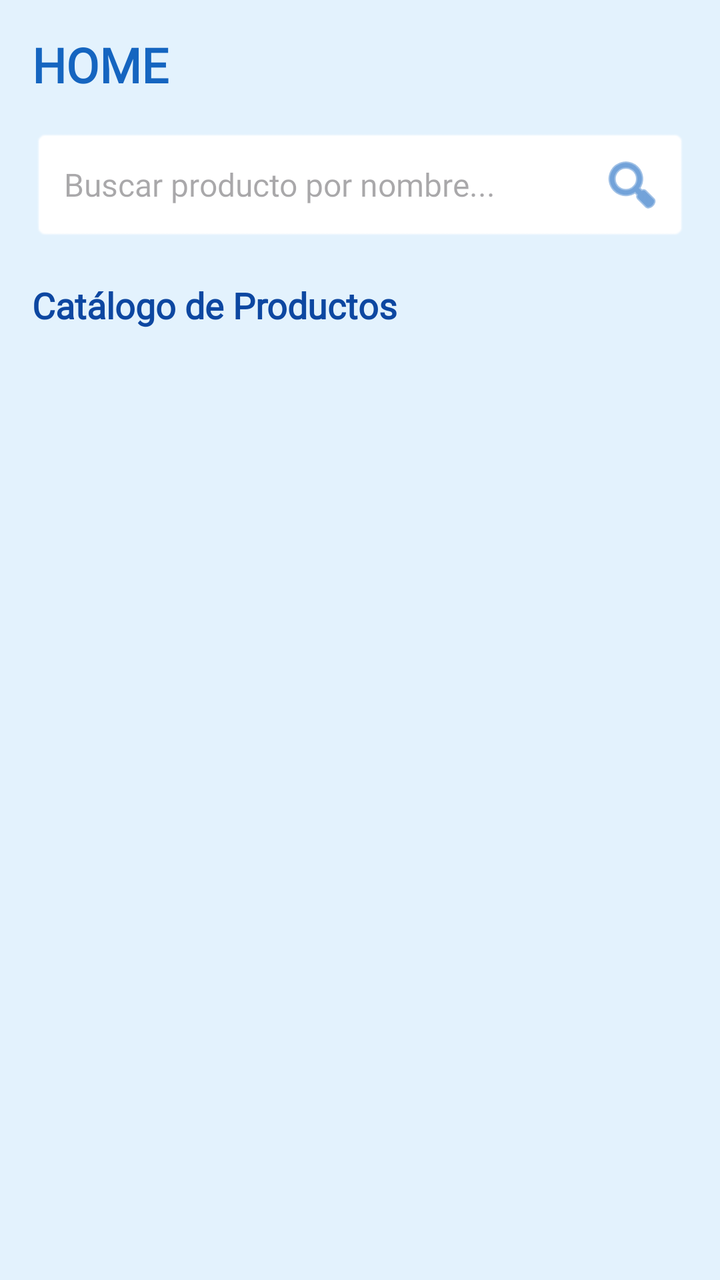
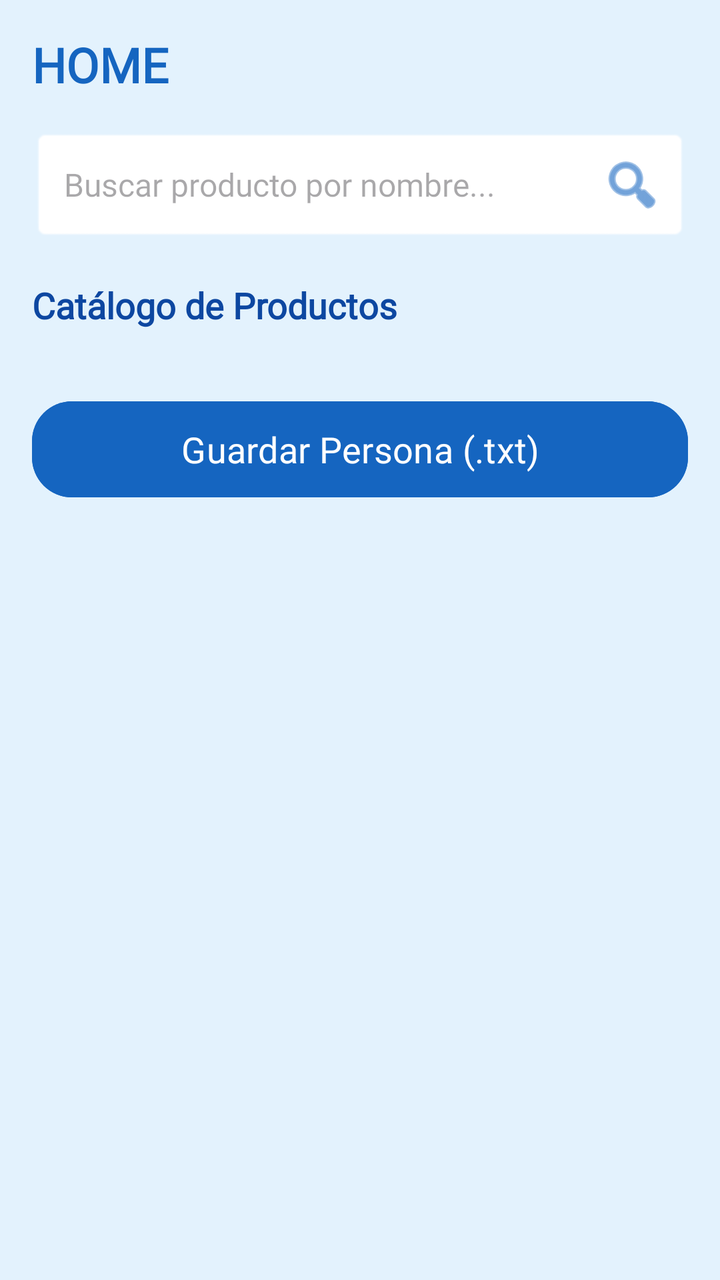

The first picture is an Android layout as it rendered before a commit; the second is the same layout after the commit. The layout source and the unified diff follow.
<!-- AndroidManifest.xml: application theme Theme.ECommerce -->
<!-- res/layout/fragment_home.xml -->
<?xml version="1.0" encoding="utf-8"?>
<androidx.constraintlayout.widget.ConstraintLayout
    xmlns:android="http://schemas.android.com/apk/res/android"
    xmlns:app="http://schemas.android.com/apk/res-auto"
    xmlns:tools="http://schemas.android.com/tools"
    android:layout_width="match_parent"
    android:layout_height="match_parent"
    android:background="#E3F2FD"
    android:padding="16dp">

    <TextView
        android:id="@+id/txtTitulo"
        android:layout_width="wrap_content"
        android:layout_height="wrap_content"
        android:fontFamily="@font/montserrat_medium"
        android:text="HOME"
        android:textColor="#1565C0"
        android:textSize="24sp"
        android:textStyle="bold"
        app:layout_constraintStart_toStartOf="parent"
        app:layout_constraintTop_toTopOf="parent" />

    <LinearLayout
        android:id="@+id/searchContainer"
        android:layout_width="0dp"
        android:layout_height="wrap_content"
        android:layout_marginTop="16dp"
        android:background="@android:drawable/editbox_background"
        android:backgroundTint="#FFFFFF"
        android:orientation="horizontal"
        android:padding="4dp"
        app:layout_constraintTop_toBottomOf="@id/txtTitulo"
        app:layout_constraintStart_toStartOf="parent"
        app:layout_constraintEnd_toEndOf="parent">

        <EditText
            android:id="@+id/etBuscar"
            android:layout_width="0dp"
            android:layout_height="48dp"
            android:layout_weight="1"
            android:background="@null"
            android:fontFamily="@font/montserrat_medium"
            android:hint="Buscar producto por nombre..."
            android:inputType="text"
            android:paddingStart="12dp"
            android:textColor="#F0E6E6"
            android:textSize="16sp" />

        <ImageButton
            android:id="@+id/btnLupa"
            android:layout_width="48dp"
            android:layout_height="48dp"
            android:src="@android:drawable/ic_menu_search"
            android:background="?attr/selectableItemBackgroundBorderless"
            app:tint="#1565C0"
            android:contentDescription="Buscar producto"/>
    </LinearLayout>

    <TextView
        android:id="@+id/txtCatalogo"
        android:layout_width="wrap_content"
        android:layout_height="wrap_content"
        android:layout_marginTop="20dp"
        android:fontFamily="@font/montserrat_medium"
        android:text="Catálogo de Productos"
        android:textColor="#0D47A1"
        android:textSize="18sp"
        android:textStyle="bold"
        app:layout_constraintStart_toStartOf="parent"
        app:layout_constraintTop_toBottomOf="@id/searchContainer" />

    <androidx.recyclerview.widget.RecyclerView
        android:id="@+id/rvProductos"
        android:layout_width="0dp"
        android:layout_height="0dp"
        android:layout_marginTop="8dp"
        app:layout_constraintTop_toBottomOf="@id/txtCatalogo"
        app:layout_constraintBottom_toBottomOf="parent"
        app:layout_constraintStart_toStartOf="parent"
        app:layout_constraintEnd_toEndOf="parent"
        tools:listitem="@layout/item_producto" />

</androidx.constraintlayout.widget.ConstraintLayout>
<!-- res/layout/item_producto.xml (included above) -->
<androidx.cardview.widget.CardView
    xmlns:android="http://schemas.android.com/apk/res/android"
    xmlns:app="http://schemas.android.com/apk/res-auto"
    android:layout_width="match_parent"
    android:layout_height="wrap_content"
    android:layout_margin="8dp"
    app:cardCornerRadius="12dp"
    app:cardElevation="4dp">

    <LinearLayout
        android:layout_width="match_parent"
        android:layout_height="wrap_content"
        android:orientation="vertical"
        android:padding="12dp">

        <LinearLayout
            android:layout_width="match_parent"
            android:layout_height="wrap_content"
            android:orientation="horizontal"
            android:gravity="center_vertical">

            <ImageView
                android:id="@+id/imgCategoria"
                android:layout_width="50dp"
                android:layout_height="50dp"
                android:padding="10dp"
                android:background="@drawable/boton_redondo_azul"
                android:backgroundTint="#F0F7FF"
                android:src="@drawable/ic_bolt"
                app:tint="#1565C0" />

            <LinearLayout
                android:layout_width="0dp"
                android:layout_height="wrap_content"
                android:layout_weight="1"
                android:orientation="vertical"
                android:layout_marginStart="16dp">

                <TextView
                    android:id="@+id/tvNombreProducto"
                    android:layout_width="wrap_content"
                    android:layout_height="wrap_content"
                    android:fontFamily="@font/montserrat_bold"
                    android:text="Nombre Producto"
                    android:textColor="#1A237E"
                    android:textSize="17sp" />

                <TextView
                    android:id="@+id/tvSKU"
                    android:layout_width="wrap_content"
                    android:layout_height="wrap_content"
                    android:text="SKU: ABC12345"
                    android:textSize="12sp"
                    android:fontFamily="@font/montserrat_medium"
                    android:textColor="#78909C" />
            </LinearLayout>

            <LinearLayout
                android:layout_width="wrap_content"
                android:layout_height="wrap_content"
                android:orientation="vertical"
                android:gravity="end">

                <TextView
                    android:id="@+id/tvPrecioProducto"
                    android:layout_width="wrap_content"
                    android:layout_height="wrap_content"
                    android:text="$ 0.00"
                    android:textSize="18sp"
                    android:fontFamily="@font/montserrat_bold"
                    android:textColor="#0D47A1" />

                <TextView
                    android:id="@+id/tvStock"
                    android:layout_width="wrap_content"
                    android:layout_height="wrap_content"
                    android:text="Stock: 15"
                    android:textSize="13sp"
                    android:fontFamily="@font/montserrat_medium"
                    android:textColor="#2E7D32" />
            </LinearLayout>
        </LinearLayout>

        <LinearLayout
            android:layout_width="match_parent"
            android:layout_height="wrap_content"
            android:orientation="horizontal"
            android:gravity="center_vertical"
            android:layout_marginTop="12dp">

            <LinearLayout
                android:layout_width="wrap_content"
                android:layout_height="wrap_content"
                android:orientation="horizontal"
                android:gravity="center_vertical"
                android:background="@drawable/bg_quantity_selector"
                android:padding="2dp">

                <androidx.appcompat.widget.AppCompatButton
                    android:id="@+id/btnMenos"
                    android:layout_width="32dp"
                    android:layout_height="32dp"
                    android:text="-"
                    android:textSize="18sp"
                    android:textColor="#1565C0"
                    android:background="?attr/selectableItemBackgroundBorderless" />

                <EditText
                    android:id="@+id/etCantidadItem"
                    android:layout_width="40dp"
                    android:layout_height="wrap_content"
                    android:background="@android:color/transparent"
                    android:gravity="center"
                    android:inputType="number"
                    android:text="1"
                    android:textSize="15sp"
                    android:fontFamily="@font/montserrat_bold"
                    android:textColor="#1A237E" />

                <androidx.appcompat.widget.AppCompatButton
                    android:id="@+id/btnMas"
                    android:layout_width="32dp"
                    android:layout_height="32dp"
                    android:text="+"
                    android:textSize="18sp"
                    android:textColor="#1565C0"
                    android:background="?attr/selectableItemBackgroundBorderless" />
            </LinearLayout>

            <View
                android:layout_width="0dp"
                android:layout_height="0dp"
                android:layout_weight="1" />

            <com.google.android.material.button.MaterialButton
                android:id="@+id/btnAgregarCarrito"
                android:layout_width="wrap_content"
                android:layout_height="wrap_content"
                android:text="Agregar"
                android:textColor="#FFFFFF"
                android:textSize="12sp"
                android:fontFamily="@font/montserrat_bold"
                app:icon="@drawable/ic_add_shopping_cart"
                app:iconSize="16dp"
                app:cornerRadius="8dp"
                android:backgroundTint="#1565C0" />

        </LinearLayout>

    </LinearLayout>
</androidx.cardview.widget.CardView>
<!-- resources referenced by this layout -->
<resources>
  <!-- drawable bg_quantity_selector (drawable) -->
  <?xml version="1.0" encoding="utf-8"?>
  <shape xmlns:android="http://schemas.android.com/apk/res/android"
      android:shape="rectangle">
  
      <corners android:radius="8dp" />
  
      <stroke
          android:width="1dp"
          android:color="#1565C0" /> <solid android:color="@android:color/transparent" />
  
  </shape>
  <!-- drawable boton_redondo_azul (drawable) -->
  <?xml version="1.0" encoding="utf-8"?>
  <shape xmlns:android="http://schemas.android.com/apk/res/android"
      android:shape="oval">
      <solid android:color="#1565C0"/>
  </shape>
  <!-- drawable ic_add_shopping_cart (drawable) -->
  <vector xmlns:android="http://schemas.android.com/apk/res/android" android:height="24dp" android:tint="#FFFFFF" android:viewportHeight="24" android:viewportWidth="24" android:width="24dp">
        
      <path android:fillColor="@android:color/white" android:pathData="M11,9h2L13,6h3L16,4h-3L13,1h-2v3L8,4v2h3v3zM7,18c-1.1,0 -1.99,0.9 -1.99,2S5.9,22 7,22s2,-0.9 2,-2 -0.9,-2 -2,-2zM17,18c-1.1,0 -1.99,0.9 -1.99,2s0.89,2 1.99,2 2,-0.9 2,-2 -0.9,-2 -2,-2zM7.17,14.75l0.03,-0.12 0.9,-1.63h7.45c0.75,0 1.41,-0.41 1.75,-1.03l3.86,-7.01L19.42,4h-0.01l-1.1,2 -2.76,5L8.53,11l-0.13,-0.27L6.16,6l-0.95,-2 -0.94,-2L1,2v2h2l3.6,7.59 -1.35,2.45c-0.16,0.28 -0.25,0.61 -0.25,0.96 0,1.1 0.9,2 2,2h12v-2L7.42,15c-0.13,0 -0.25,-0.11 -0.25,-0.25z"/>
      
  </vector>
  <!-- drawable ic_bolt (drawable) -->
  <vector xmlns:android="http://schemas.android.com/apk/res/android" android:height="24dp" android:tint="#FFFFFF" android:viewportHeight="960" android:viewportWidth="960" android:width="24dp">
        
      <path android:fillColor="@android:color/white" android:pathData="M422,728L629,480L469,480L498,253L313,520L452,520L422,728ZM320,880L360,600L160,600L520,80L600,80L560,400L800,400L400,880L320,880ZM471,490L471,490L471,490L471,490L471,490L471,490Z"/>
      
  </vector>
  <style name="Theme.ECommerce" parent="Base.Theme.ECommerce" />
  <style name="Base.Theme.ECommerce" parent="Theme.Material3.DayNight.NoActionBar">
          <item name="colorPrimary">#FFFFFF</item>
          <item name="colorContainer">#FFFFFF</item>
          <item name="android:statusBarColor">#FFFFFF</item>
          <item name="android:windowLightStatusBar">true</item>
      </style>
</resources>

<!-- the commit's change to res/layout/fragment_home.xml (unified diff, before → after) -->
@@ -5,80 +5,97 @@
     xmlns:tools="http://schemas.android.com/tools"
     android:layout_width="match_parent"
     android:layout_height="match_parent"
-    android:background="#E3F2FD"
-    android:padding="16dp">
-
-    <TextView
-        android:id="@+id/txtTitulo"
-        android:layout_width="wrap_content"
-        android:layout_height="wrap_content"
-        android:fontFamily="@font/montserrat_medium"
-        android:text="HOME"
-        android:textColor="#1565C0"
-        android:textSize="24sp"
-        android:textStyle="bold"
-        app:layout_constraintStart_toStartOf="parent"
-        app:layout_constraintTop_toTopOf="parent" />
-
-    <LinearLayout
-        android:id="@+id/searchContainer"
-        android:layout_width="0dp"
-        android:layout_height="wrap_content"
-        android:layout_marginTop="16dp"
-        android:background="@android:drawable/editbox_background"
-        android:backgroundTint="#FFFFFF"
-        android:orientation="horizontal"
-        android:padding="4dp"
-        app:layout_constraintTop_toBottomOf="@id/txtTitulo"
-        app:layout_constraintStart_toStartOf="parent"
-        app:layout_constraintEnd_toEndOf="parent">
-
-        <EditText
-            android:id="@+id/etBuscar"
-            android:layout_width="0dp"
-            android:layout_height="48dp"
-            android:layout_weight="1"
-            android:background="@null"
-            android:fontFamily="@font/montserrat_medium"
-            android:hint="Buscar producto por nombre..."
-            android:inputType="text"
-            android:paddingStart="12dp"
-            android:textColor="#F0E6E6"
-            android:textSize="16sp" />
-
-        <ImageButton
-            android:id="@+id/btnLupa"
-            android:layout_width="48dp"
-            android:layout_height="48dp"
-            android:src="@android:drawable/ic_menu_search"
-            android:background="?attr/selectableItemBackgroundBorderless"
-            app:tint="#1565C0"
-            android:contentDescription="Buscar producto"/>
-    </LinearLayout>
-
-    <TextView
-        android:id="@+id/txtCatalogo"
-        android:layout_width="wrap_content"
-        android:layout_height="wrap_content"
-        android:layout_marginTop="20dp"
-        android:fontFamily="@font/montserrat_medium"
-        android:text="Catálogo de Productos"
-        android:textColor="#0D47A1"
-        android:textSize="18sp"
-        android:textStyle="bold"
-        app:layout_constraintStart_toStartOf="parent"
-        app:layout_constraintTop_toBottomOf="@id/searchContainer" />
-
-    <androidx.recyclerview.widget.RecyclerView
-        android:id="@+id/rvProductos"
-        android:layout_width="0dp"
-        android:layout_height="0dp"
-        android:layout_marginTop="8dp"
-        app:layout_constraintTop_toBottomOf="@id/txtCatalogo"
-        app:layout_constraintBottom_toBottomOf="parent"
-        app:layout_constraintStart_toStartOf="parent"
-        app:layout_constraintEnd_toEndOf="parent"
-        tools:listitem="@layout/item_producto" />
+    android:background="#E3F2FD">
+
+    <androidx.core.widget.NestedScrollView
+        android:layout_width="match_parent"
+        android:layout_height="match_parent"
+        android:fillViewport="true"
+        android:paddingBottom="80dp"
+        android:clipToPadding="false">
+        <LinearLayout
+            android:layout_width="match_parent"
+            android:layout_height="wrap_content"
+            android:orientation="vertical"
+            android:padding="16dp">
+
+            <TextView
+                android:id="@+id/txtTitulo"
+                android:layout_width="wrap_content"
+                android:layout_height="wrap_content"
+                android:fontFamily="@font/montserrat_medium"
+                android:text="HOME"
+                android:textColor="#1565C0"
+                android:textSize="24sp"
+                android:textStyle="bold" />
+
+            <LinearLayout
+                android:id="@+id/searchContainer"
+                android:layout_width="match_parent"
+                android:layout_height="wrap_content"
+                android:layout_marginTop="16dp"
+                android:background="@android:drawable/editbox_background"
+                android:backgroundTint="#FFFFFF"
+                android:orientation="horizontal"
+                android:padding="4dp">
+
+                <EditText
+                    android:id="@+id/etBuscar"
+                    android:layout_width="0dp"
+                    android:layout_height="48dp"
+                    android:layout_weight="1"
+                    android:background="@null"
+                    android:fontFamily="@font/montserrat_medium"
+                    android:hint="Buscar producto por nombre..."
+                    android:inputType="text"
+                    android:paddingStart="12dp"
+                    android:textColor="#333333"
+                    android:textSize="16sp" />
+
+                <ImageButton
+                    android:id="@+id/btnLupa"
+                    android:layout_width="48dp"
+                    android:layout_height="48dp"
+                    android:src="@android:drawable/ic_menu_search"
+                    android:background="?attr/selectableItemBackgroundBorderless"
+                    app:tint="#1565C0"
+                    android:contentDescription="Buscar producto"/>
+            </LinearLayout>
+
+            <TextView
+                android:id="@+id/txtCatalogo"
+                android:layout_width="wrap_content"
+                android:layout_height="wrap_content"
+                android:layout_marginTop="20dp"
+                android:fontFamily="@font/montserrat_medium"
+                android:text="Catálogo de Productos"
+                android:textColor="#0D47A1"
+                android:textSize="18sp"
+                android:textStyle="bold" />
+
+            <androidx.recyclerview.widget.RecyclerView
+                android:id="@+id/rvProductos"
+                android:layout_width="match_parent"
+                android:layout_height="wrap_content"
+                android:layout_marginTop="8dp"
+                android:nestedScrollingEnabled="false"
+                tools:listitem="@layout/item_producto" />
+
+            <Button
+                android:id="@+id/btnPersonaFile"
+                android:layout_width="match_parent"
+                android:layout_height="56dp"
+                android:layout_marginTop="24dp"
+                android:layout_marginBottom="16dp"
+                android:text="Guardar Persona (.txt)"
+                android:textSize="18dp"
+                android:fontFamily="@font/montserrat_medium"
+                android:backgroundTint="#1565C0"
+                app:cornerRadius="20dp"
+                android:textColor="#FFFFFF" />
+
+        </LinearLayout>
+    </androidx.core.widget.NestedScrollView>
 
 </androidx.constraintlayout.widget.ConstraintLayout>
 <!-- res/layout/item_producto.xml (included above) -->
@@ -91,11 +108,14 @@
     app:cardCornerRadius="12dp"
     app:cardElevation="4dp">
 
+
     <LinearLayout
         android:layout_width="match_parent"
         android:layout_height="wrap_content"
         android:orientation="vertical"
-        android:padding="12dp">
+        android:padding="12dp"
+        android:background="#FFFFFF">
+
 
         <LinearLayout
             android:layout_width="match_parent"
@@ -195,11 +215,13 @@
                     android:layout_height="wrap_content"
                     android:background="@android:color/transparent"
                     android:gravity="center"
-                    android:inputType="number"
                     android:text="1"
                     android:textSize="15sp"
                     android:fontFamily="@font/montserrat_bold"
-                    android:textColor="#1A237E" />
+                    android:textColor="#1A237E"
+                    android:focusable="false"
+                    android:clickable="false"
+                    android:inputType="none"/>
 
                 <androidx.appcompat.widget.AppCompatButton
                     android:id="@+id/btnMas"
<!-- resource entries referenced after the edit -->
@@ -7,9 +7,11 @@
   
       <corners android:radius="8dp" />
   
+      <solid android:color="#FFFFFF"/>
+  
       <stroke
           android:width="1dp"
-          android:color="#1565C0" /> <solid android:color="@android:color/transparent" />
+          android:color="#1565C0" />
   
   </shape>
   <!-- drawable boton_redondo_azul (drawable) -->
